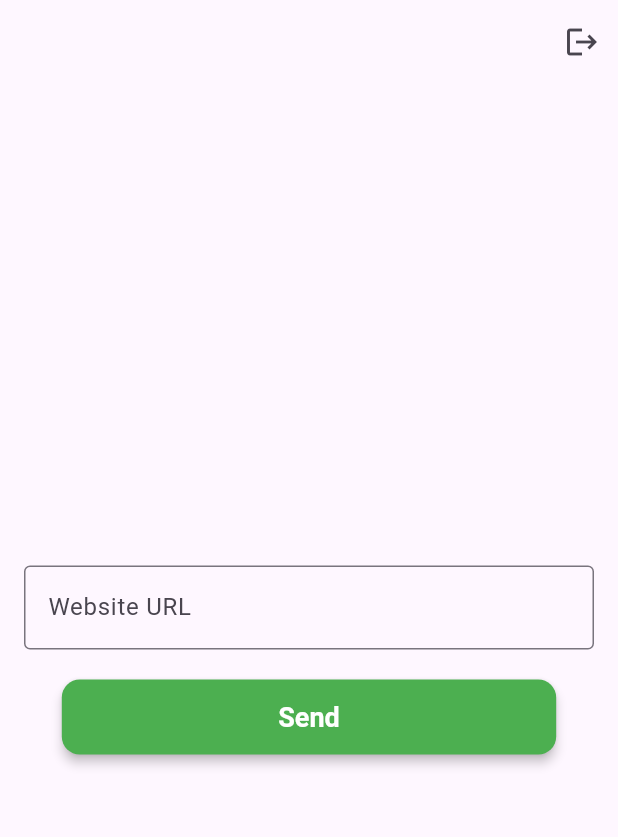
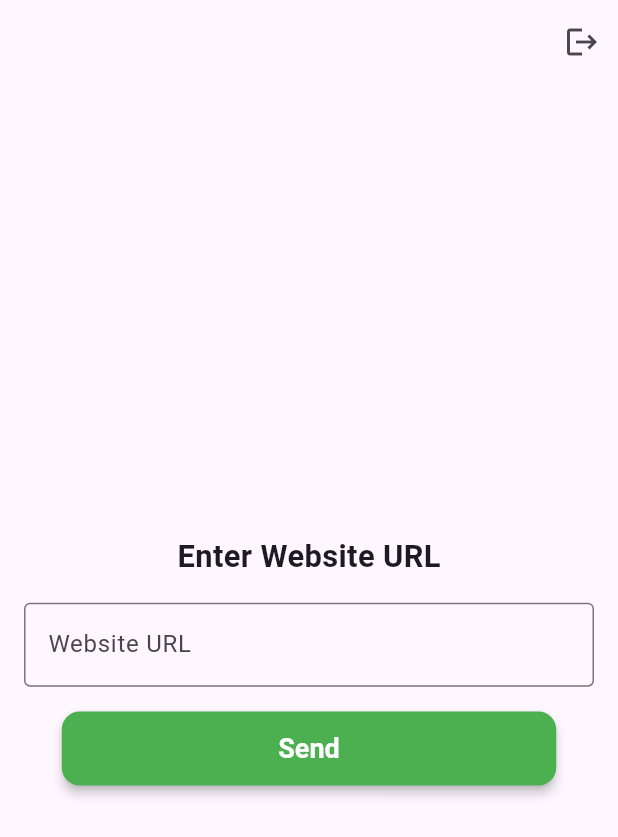
Before and after one commit to Marwa-Atef596/social-webView, a Flutter app: the SettingsPage screen opened directly, on a phone screen of 412 x 824 dp. Shown: the top 837 px of the screen. Run offline on Flutter 3.47's test engine with Material 3 defaults, Android fonts, the phone set to English and light mode, and no system bars; our stand-ins replace firebase_auth, firebase_core, flutter_bloc, google_sign_in, shared_preferences, webview_flutter; missing offline and left inert: flutter_facebook_auth; accounts and stored records are empty.

Commit message:
no message

```diff
--- a/lib/home/screens/settings_page.dart
+++ b/lib/home/screens/settings_page.dart
@@ -23,6 +23,7 @@ class _SettingsPageState extends State<SettingsPage> {
 
   @override
   Widget build(BuildContext context) {
+    final size = MediaQuery.of(context).size;
     return BlocProvider(
       create: (_) => HomeCubit(),
       child: BlocBuilder<HomeCubit, HomeState>(
@@ -32,9 +33,7 @@ class _SettingsPageState extends State<SettingsPage> {
               appBar: AppBar(
                 actions: [
                   IconButton(
-                    icon: const Icon(
-                      Icons.logout,
-                    ),
+                    icon: const Icon(Icons.logout),
                     tooltip: 'Logout',
                     onPressed: () {
                       context.read<AuthCubit>().signOut();
@@ -48,6 +47,14 @@ class _SettingsPageState extends State<SettingsPage> {
                 child: Column(
                   mainAxisAlignment: MainAxisAlignment.center,
                   children: [
+                    Text(
+                      "Enter Website URL",
+                      style: TextStyle(
+                        fontSize: size.width * 0.05,
+                        fontWeight: FontWeight.bold,
+                      ),
+                    ),
+                    SizedBox(height: size.height * 0.02),
                     TextField(
                       controller: _controller,
                       decoration: const InputDecoration(
@@ -55,7 +62,7 @@ class _SettingsPageState extends State<SettingsPage> {
                         border: OutlineInputBorder(),
                       ),
                     ),
-                    const SizedBox(height: 20),
+                    SizedBox(height: size.height * 0.02),
                     ElevatedButton(
                       onPressed: () {
                         final url = _controller.text;
@@ -74,8 +81,7 @@ class _SettingsPageState extends State<SettingsPage> {
                         }
                       },
                       style: ElevatedButton.styleFrom(
-                        minimumSize:
-                            Size(MediaQuery.of(context).size.width * 0.8, 50),
+                        minimumSize: Size(size.width * 0.8, size.height * 0.06),
                         shape: RoundedRectangleBorder(
                           borderRadius: BorderRadius.circular(12),
                         ),
```
